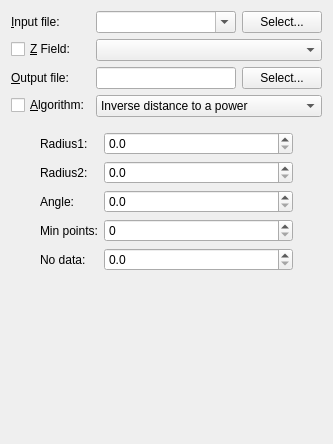
Qt form qgis/python/plugins/GdalTools/tools/widgetGrid.ui (sourcepole/qgis) before a commit.
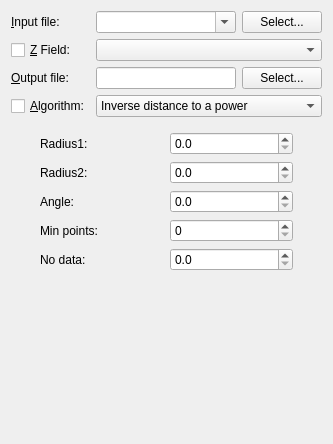
The same form after that commit. The open tabs and pages were chosen to show the change.

Commit message: replaced all QFormLayouts with QGridLayouts

```diff
--- a/qgis/python/plugins/GdalTools/tools/widgetGrid.ui
+++ b/qgis/python/plugins/GdalTools/tools/widgetGrid.ui
@@ -11,7 +11,7 @@
    </rect>
   </property>
   <property name="sizePolicy">
-   <sizepolicy hsizetype="Expanding" vsizetype="Expanding">
+   <sizepolicy hsizetype="Expanding" vsizetype="Preferred">
     <horstretch>0</horstretch>
     <verstretch>0</verstretch>
    </sizepolicy>
@@ -21,7 +21,7 @@
   </property>
   <layout class="QVBoxLayout" name="verticalLayout">
    <item>
-    <layout class="QFormLayout" name="formLayout_5">
+    <layout class="QGridLayout" name="gridLayout">
      <item row="0" column="0">
       <widget class="QLabel" name="label">
        <property name="text">
@@ -134,23 +134,13 @@
     </layout>
    </item>
    <item>
-    <layout class="QHBoxLayout" name="horizontalLayout_4">
-     <item>
-      <spacer name="horizontalSpacer">
-       <property name="orientation">
-        <enum>Qt::Horizontal</enum>
-       </property>
-       <property name="sizeType">
-        <enum>QSizePolicy::Fixed</enum>
-       </property>
-       <property name="sizeHint" stdset="0">
-        <size>
-         <width>20</width>
-         <height>20</height>
-        </size>
-       </property>
-      </spacer>
-     </item>
+    <layout class="QVBoxLayout" name="verticalLayout_2">
+     <property name="leftMargin">
+      <number>20</number>
+     </property>
+     <property name="rightMargin">
+      <number>20</number>
+     </property>
      <item>
       <widget class="QStackedWidget" name="stackedWidget">
        <property name="frameShape">
@@ -291,7 +281,7 @@
         </layout>
        </widget>
        <widget class="QWidget" name="page_2">
-        <layout class="QFormLayout" name="formLayout_4">
+        <layout class="QGridLayout" name="gridLayout_4">
          <item row="0" column="0">
           <widget class="QLabel" name="label_21">
            <property name="text">
@@ -374,6 +364,19 @@
            </property>
           </widget>
          </item>
+         <item row="5" column="0">
+          <spacer name="verticalSpacer">
+           <property name="orientation">
+            <enum>Qt::Vertical</enum>
+           </property>
+           <property name="sizeHint" stdset="0">
+            <size>
+             <width>20</width>
+             <height>0</height>
+            </size>
+           </property>
+          </spacer>
+         </item>
         </layout>
        </widget>
        <widget class="QWidget" name="page_5">
@@ -562,22 +565,6 @@
        </widget>
       </widget>
      </item>
-     <item>
-      <spacer name="horizontalSpacer_2">
-       <property name="orientation">
-        <enum>Qt::Horizontal</enum>
-       </property>
-       <property name="sizeType">
-        <enum>QSizePolicy::Fixed</enum>
-       </property>
-       <property name="sizeHint" stdset="0">
-        <size>
-         <width>20</width>
-         <height>20</height>
-        </size>
-       </property>
-      </spacer>
-     </item>
     </layout>
    </item>
   </layout>
```
Left out of the diff: 32 changed lines with no effect on the pictures. The commit also changes 16 other files.
